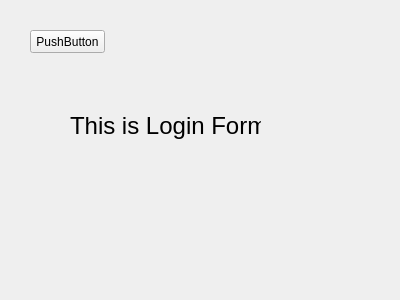
This is loginform.ui in itumashyk/TofP as Qt 5 draws it before an edit. The edited form follows.
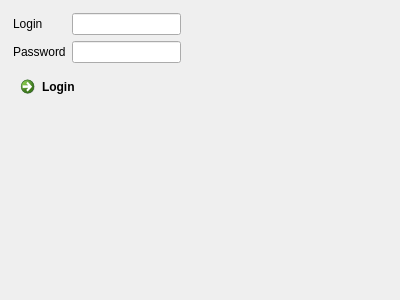
This is the edited form.

```diff
--- a/loginform.ui
+++ b/loginform.ui
@@ -13,37 +13,64 @@
   <property name="windowTitle">
    <string>Form</string>
   </property>
-  <widget class="QLabel" name="label">
+  <widget class="QWidget" name="">
    <property name="geometry">
     <rect>
-     <x>70</x>
-     <y>70</y>
-     <width>191</width>
-     <height>111</height>
+     <x>13</x>
+     <y>13</y>
+     <width>161</width>
+     <height>91</height>
     </rect>
    </property>
-   <property name="font">
-    <font>
-     <pointsize>18</pointsize>
-    </font>
-   </property>
-   <property name="text">
-    <string>This is Login Form</string>
-   </property>
+   <layout class="QFormLayout" name="formLayout">
+    <property name="sizeConstraint">
+     <enum>QLayout::SetMinAndMaxSize</enum>
+    </property>
+    <property name="margin">
+     <number>0</number>
+    </property>
+    <item row="0" column="0">
+     <widget class="QLabel" name="label_3">
+      <property name="text">
+       <string>Login</string>
+      </property>
+     </widget>
+    </item>
+    <item row="0" column="1">
+     <widget class="QLineEdit" name="loginLineEdit"/>
+    </item>
+    <item row="1" column="0">
+     <widget class="QLabel" name="label_2">
+      <property name="text">
+       <string>Password</string>
+      </property>
+     </widget>
+    </item>
+    <item row="1" column="1">
+     <widget class="QLineEdit" name="passwordLineEdit">
+      <property name="autoFillBackground">
+       <bool>false</bool>
+      </property>
+      <property name="inputMethodHints">
+       <set>Qt::ImhHiddenText|Qt::ImhNoAutoUppercase|Qt::ImhNoPredictiveText</set>
+      </property>
+      <property name="echoMode">
+       <enum>QLineEdit::Password</enum>
+      </property>
+     </widget>
+    </item>
+    <item row="2" column="0" colspan="2">
+     <widget class="QCommandLinkButton" name="loginButton">
+      <property name="text">
+       <string>Login</string>
+      </property>
+     </widget>
+    </item>
+   </layout>
   </widget>
-  <widget class="QPushButton" name="pushButton">
-   <property name="geometry">
-    <rect>
-     <x>30</x>
-     <y>30</y>
-     <width>75</width>
-     <height>23</height>
-    </rect>
-   </property>
-   <property name="text">
-    <string>PushButton</string>
-   </property>
-  </widget>
+  <zorder>gridLayoutWidget</zorder>
+  <zorder></zorder>
+  <zorder>gridLayoutWidget</zorder>
  </widget>
  <resources/>
  <connections/>
```
